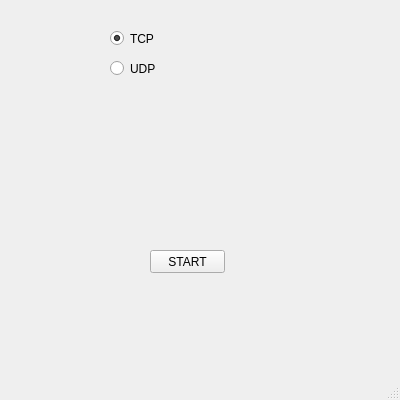
Old version of the form serverwindow.ui in the repository RobertArendac/COMP4985-Assignment02.
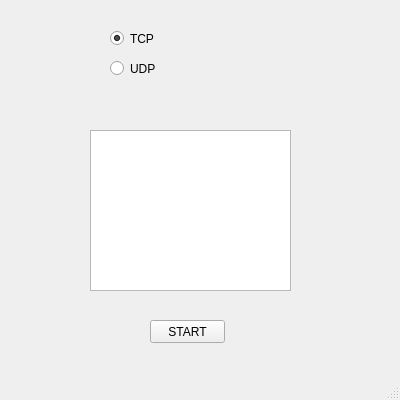
New version of the form.

```diff
--- a/serverwindow.ui
+++ b/serverwindow.ui
@@ -47,7 +47,7 @@
     <property name="geometry">
      <rect>
       <x>150</x>
-      <y>250</y>
+      <y>320</y>
       <width>75</width>
       <height>23</height>
      </rect>
@@ -56,6 +56,16 @@
      <string>START</string>
     </property>
    </widget>
+   <widget class="QTextEdit" name="textArea">
+    <property name="geometry">
+     <rect>
+      <x>90</x>
+      <y>130</y>
+      <width>201</width>
+      <height>161</height>
+     </rect>
+    </property>
+   </widget>
   </widget>
   <widget class="QMenuBar" name="menubar">
    <property name="geometry">
```
